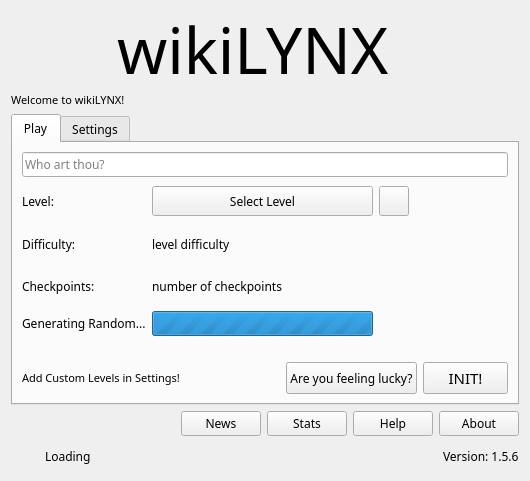
This is src/ui/forms/welcome.ui in flamboyantpenguin/wikilynx as Qt 5 draws it before an edit. The edited form follows.
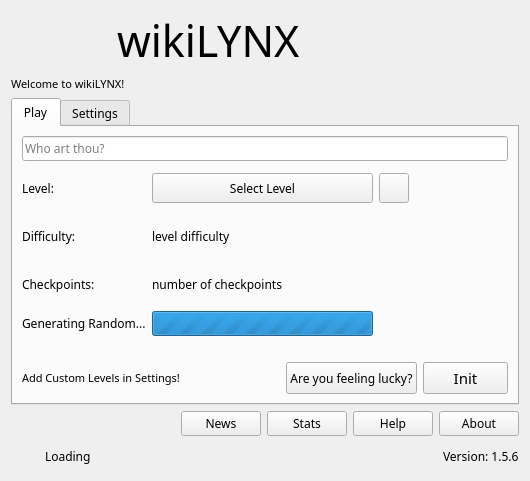
This is the edited form. Icons and pictures are not drawn.

Commit message: New Font and Optimizations

The edit to the form file:
```diff
--- a/src/ui/forms/welcome.ui
+++ b/src/ui/forms/welcome.ui
@@ -33,7 +33,7 @@
   </property>
   <property name="font">
    <font>
-    <family>Comfortaa</family>
+    <family>Arvo</family>
     <stylestrategy>PreferDefault</stylestrategy>
     <hintingpreference>PreferNoHinting</hintingpreference>
    </font>
@@ -84,8 +84,8 @@
        </property>
        <property name="font">
         <font>
-         <family>Courier Prime</family>
-         <pointsize>48</pointsize>
+         <family>Playwrite DE SAS</family>
+         <pointsize>32</pointsize>
          <stylestrategy>PreferDefault</stylestrategy>
          <hintingpreference>PreferNoHinting</hintingpreference>
         </font>
@@ -107,7 +107,7 @@
     <widget class="QLabel" name="label0">
      <property name="font">
       <font>
-       <family>Comfortaa</family>
+       <family>Oldenburg</family>
        <pointsize>8</pointsize>
        <stylestrategy>PreferDefault</stylestrategy>
        <hintingpreference>PreferNoHinting</hintingpreference>
@@ -138,7 +138,7 @@
         <widget class="QLineEdit" name="playerName">
          <property name="font">
           <font>
-           <family>Courier Prime</family>
+           <family>Playwrite DE SAS</family>
            <stylestrategy>PreferDefault</stylestrategy>
            <hintingpreference>PreferNoHinting</hintingpreference>
           </font>
@@ -227,7 +227,7 @@
              </property>
              <property name="font">
               <font>
-               <family>Courier Prime</family>
+               <family>Playwrite DE SAS</family>
                <stylestrategy>PreferDefault</stylestrategy>
                <hintingpreference>PreferNoHinting</hintingpreference>
               </font>
@@ -272,6 +272,13 @@
                <height>21</height>
               </size>
              </property>
+             <property name="font">
+              <font>
+               <family>Oldenburg</family>
+               <stylestrategy>PreferDefault</stylestrategy>
+               <hintingpreference>PreferNoHinting</hintingpreference>
+              </font>
+             </property>
              <property name="toolTip">
               <string>Refresh the list</string>
              </property>
@@ -357,6 +364,13 @@
                <height>30</height>
               </size>
              </property>
+             <property name="font">
+              <font>
+               <family>Oldenburg</family>
+               <stylestrategy>PreferDefault</stylestrategy>
+               <hintingpreference>PreferNoHinting</hintingpreference>
+              </font>
+             </property>
              <property name="text">
               <string>Select Level</string>
              </property>
@@ -384,7 +398,7 @@
              </property>
              <property name="font">
               <font>
-               <family>Courier Prime</family>
+               <family>Playwrite DE SAS</family>
                <stylestrategy>PreferDefault</stylestrategy>
                <hintingpreference>PreferNoHinting</hintingpreference>
               </font>
@@ -512,7 +526,7 @@
            </property>
            <property name="font">
             <font>
-             <family>Courier Prime</family>
+             <family>Oldenburg</family>
              <pointsize>11</pointsize>
              <stylestrategy>PreferDefault</stylestrategy>
              <hintingpreference>PreferNoHinting</hintingpreference>
@@ -522,7 +536,7 @@
             <string>Start a Game of the selected level </string>
            </property>
            <property name="text">
-            <string>INIT!</string>
+            <string>Init</string>
            </property>
            <property name="icon">
             <iconset theme="play"/>
```
Left out of the diff: 67 changed lines with no effect on the pictures. The commit also changes 51 other files.
